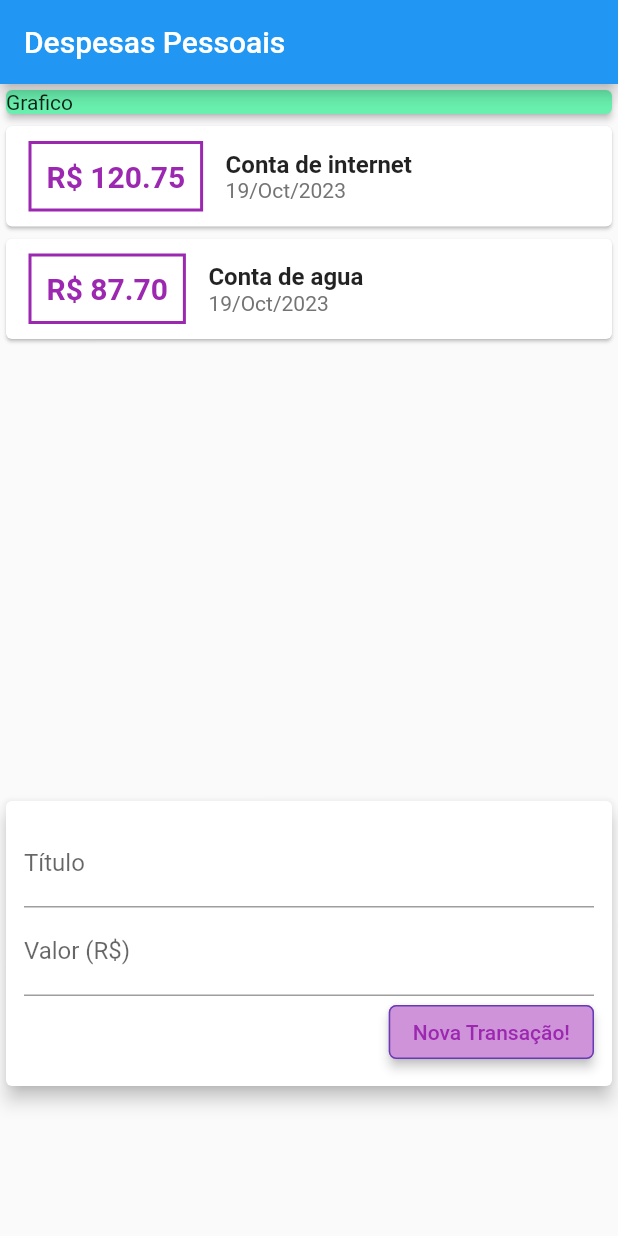
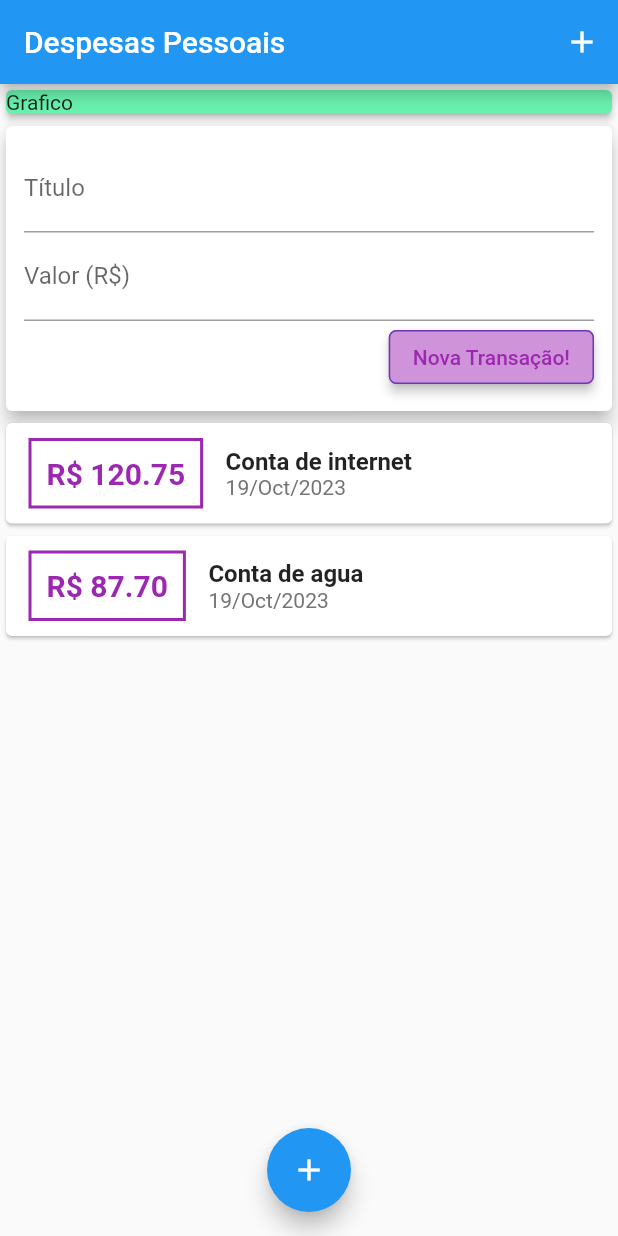
Before and after one commit to FelipiBuettgen/gestao_de_gastos_pessoal, a Flutter app: the screen it shows after launch, on a phone screen of 412 x 824 dp. Run offline on Flutter 3.47's test engine with Material 2 defaults, Android fonts, the phone set to English and light mode, and no system bars.

Commit message:
modified:   lib/components/transaction_form.dart 	modified:   lib/components/transaction_list.dart 	modified:   lib/components/transaction_user.dart 	modified:   lib/main.dart

```diff
--- a/lib/components/transaction_list.dart
+++ b/lib/components/transaction_list.dart
@@ -10,10 +10,12 @@ class TransactionList extends StatelessWidget {
 
   @override
   Widget build(BuildContext context) {
-    return Container(
+    return SizedBox(
       height: 450,
-      child: ListView(
-        children: transactions.map((e) {
+      child: ListView.builder(
+        itemCount: transactions.length,
+        itemBuilder: ((context, index) {
+          final e = transactions[index];
           return Card(
               child: Row(
             children: [
@@ -56,7 +58,7 @@ class TransactionList extends StatelessWidget {
               )
             ],
           ));
-        }).toList(),
+        }),
       ),
     );
   }
--- a/lib/components/transaction_user.dart
+++ b/lib/components/transaction_user.dart
@@ -42,10 +42,10 @@ class _TransactionUserState extends State<TransactionUser> {
   Widget build(BuildContext context) {
     return Column(
       children: [
-        TransactionList(transactions: _transactions),
         TransactionForm(
           onSubmit: _addTransaction,
-        )
+        ),
+        TransactionList(transactions: _transactions),
       ],
     );
   }
--- a/lib/main.dart
+++ b/lib/main.dart
@@ -13,7 +13,10 @@ class App extends StatelessWidget {
   Widget build(BuildContext context) {
     return MaterialApp(
       home: Scaffold(
-        appBar: AppBar(title: Text("Despesas Pessoais")),
+        appBar: AppBar(
+          title: Text("Despesas Pessoais"),
+          actions: [IconButton(onPressed: () {}, icon: Icon(Icons.add))],
+        ),
         body: SingleChildScrollView(
           child: Column(
             crossAxisAlignment: CrossAxisAlignment.stretch,
@@ -27,6 +30,11 @@ class App extends StatelessWidget {
             ],
           ),
         ),
+        floatingActionButton: FloatingActionButton(
+          child: Icon(Icons.add),
+          onPressed: () {},
+        ),
+        floatingActionButtonLocation: FloatingActionButtonLocation.centerFloat,
       ),
     );
   }
```
Also changed, not shown: lib/components/transaction_form.dart (+12 -4 lines).
